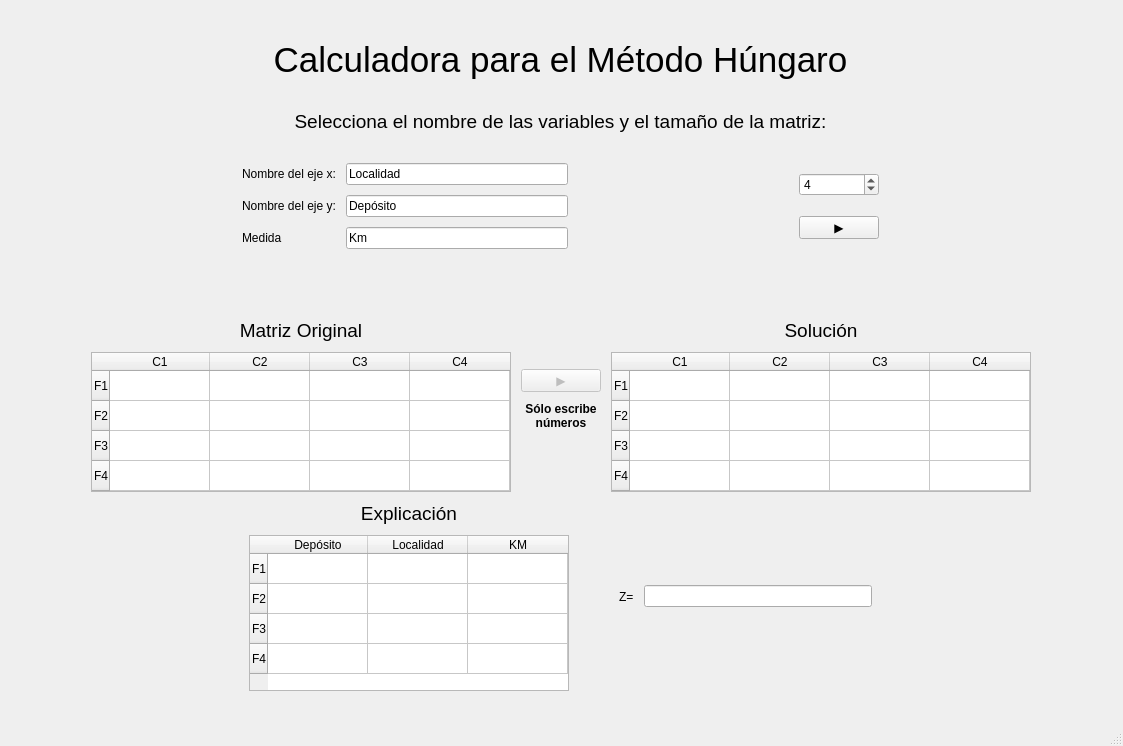
First picture: the form in hungaro.ui, repository m3f1s7o/hungaro, before the edit.
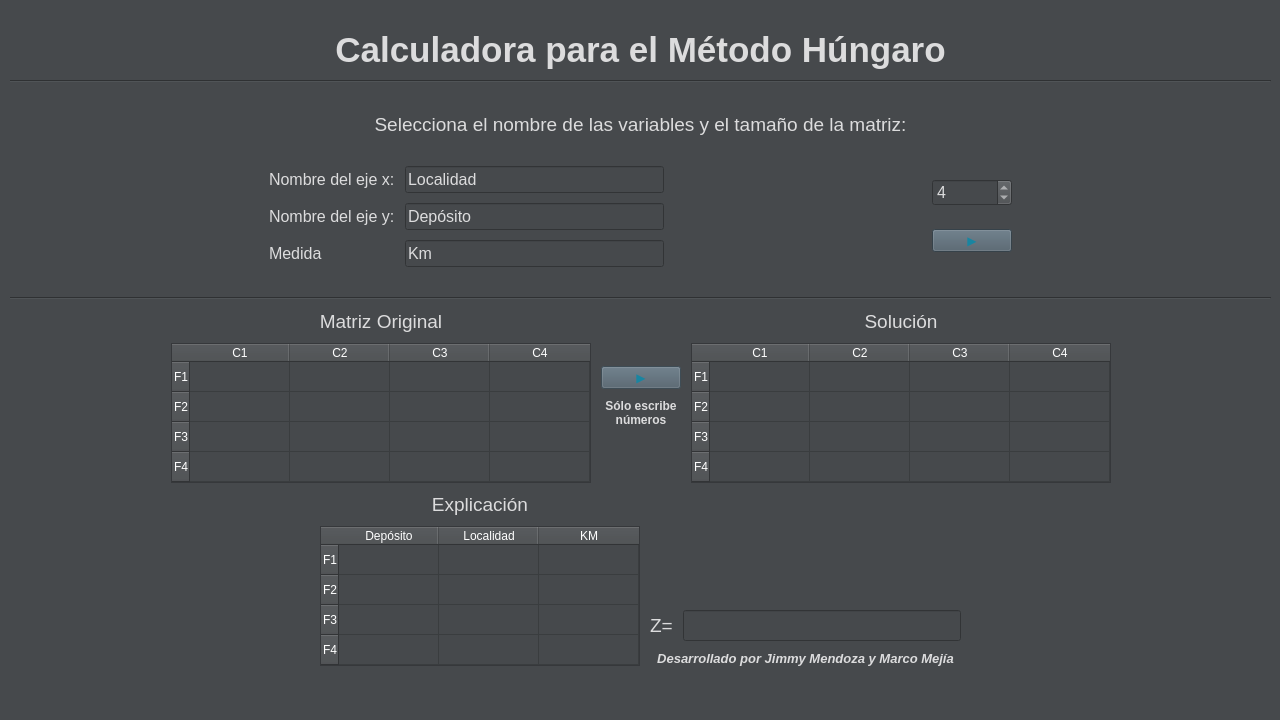
Second picture: the form after the edit.

Diff of the .ui file:
```diff
--- a/hungaro.ui
+++ b/hungaro.ui
@@ -2,25 +2,56 @@
 <ui version="4.0">
  <class>MainWindow</class>
  <widget class="QMainWindow" name="MainWindow">
+  <property name="enabled">
+   <bool>true</bool>
+  </property>
   <property name="geometry">
    <rect>
     <x>0</x>
     <y>0</y>
-    <width>1123</width>
-    <height>746</height>
+    <width>1280</width>
+    <height>720</height>
    </rect>
   </property>
+  <property name="sizePolicy">
+   <sizepolicy hsizetype="Fixed" vsizetype="Fixed">
+    <horstretch>0</horstretch>
+    <verstretch>0</verstretch>
+   </sizepolicy>
+  </property>
   <property name="windowTitle">
    <string>Húngaro Calculadora</string>
   </property>
+  <property name="windowOpacity">
+   <double>0.850000000000000</double>
+  </property>
+  <property name="styleSheet">
+   <string notr="true">background-color: rgb(70, 73, 76);
+color: rgb(220, 220, 221);</string>
+  </property>
   <widget class="QWidget" name="centralwidget">
+   <property name="sizePolicy">
+    <sizepolicy hsizetype="Fixed" vsizetype="Fixed">
+     <horstretch>0</horstretch>
+     <verstretch>0</verstretch>
+    </sizepolicy>
+   </property>
+   <property name="cursor">
+    <cursorShape>ArrowCursor</cursorShape>
+   </property>
+   <property name="autoFillBackground">
+    <bool>false</bool>
+   </property>
+   <property name="styleSheet">
+    <string notr="true"/>
+   </property>
    <widget class="QWidget" name="verticalLayoutWidget">
     <property name="geometry">
      <rect>
-      <x>10</x>
-      <y>10</y>
-      <width>1101</width>
-      <height>711</height>
+      <x>0</x>
+      <y>0</y>
+      <width>1281</width>
+      <height>721</height>
      </rect>
     </property>
     <layout class="QVBoxLayout" name="head_layout">
@@ -44,6 +75,8 @@
        <property name="font">
         <font>
          <pointsize>26</pointsize>
+         <weight>75</weight>
+         <bold>true</bold>
         </font>
        </property>
        <property name="text">
@@ -54,6 +87,13 @@
        </property>
       </widget>
      </item>
+     <item>
+      <widget class="Line" name="line">
+       <property name="orientation">
+        <enum>Qt::Horizontal</enum>
+       </property>
+      </widget>
+     </item>
      <item>
       <layout class="QVBoxLayout" name="body_layout">
        <property name="topMargin">
@@ -102,6 +142,11 @@
           <layout class="QVBoxLayout" name="verticalLayout_5">
            <item>
             <widget class="QLabel" name="label_4">
+             <property name="font">
+              <font>
+               <pointsize>12</pointsize>
+              </font>
+             </property>
              <property name="text">
               <string>Nombre del eje x:</string>
              </property>
@@ -109,6 +154,11 @@
            </item>
            <item>
             <widget class="QLabel" name="label_5">
+             <property name="font">
+              <font>
+               <pointsize>12</pointsize>
+              </font>
+             </property>
              <property name="text">
               <string>Nombre del eje y:</string>
              </property>
@@ -116,6 +166,11 @@
            </item>
            <item>
             <widget class="QLabel" name="label_7">
+             <property name="font">
+              <font>
+               <pointsize>12</pointsize>
+              </font>
+             </property>
              <property name="text">
               <string>Medida</string>
              </property>
@@ -127,6 +182,11 @@
           <layout class="QVBoxLayout" name="verticalLayout_6">
            <item>
             <widget class="QLineEdit" name="fieldEjeX">
+             <property name="font">
+              <font>
+               <pointsize>12</pointsize>
+              </font>
+             </property>
              <property name="text">
               <string>Localidad</string>
              </property>
@@ -134,6 +194,11 @@
            </item>
            <item>
             <widget class="QLineEdit" name="fieldEjeY">
+             <property name="font">
+              <font>
+               <pointsize>12</pointsize>
+              </font>
+             </property>
              <property name="text">
               <string>Depósito</string>
              </property>
@@ -141,6 +206,11 @@
            </item>
            <item>
             <widget class="QLineEdit" name="fieldMedida">
+             <property name="font">
+              <font>
+               <pointsize>12</pointsize>
+              </font>
+             </property>
              <property name="text">
               <string>Km</string>
              </property>
@@ -165,6 +235,11 @@
           <layout class="QVBoxLayout" name="verticalLayout_2">
            <item>
             <widget class="QSpinBox" name="spinMatriz">
+             <property name="font">
+              <font>
+               <pointsize>12</pointsize>
+              </font>
+             </property>
              <property name="value">
               <number>4</number>
              </property>
@@ -172,6 +247,10 @@
            </item>
            <item>
             <widget class="QPushButton" name="botonCrear">
+             <property name="styleSheet">
+              <string notr="true">background-color: rgb(76, 92, 104);
+color: rgb(25, 133, 161);</string>
+             </property>
              <property name="text">
               <string>▶</string>
              </property>
@@ -194,6 +273,13 @@
          </item>
         </layout>
        </item>
+       <item>
+        <widget class="Line" name="line_2">
+         <property name="orientation">
+          <enum>Qt::Horizontal</enum>
+         </property>
+        </widget>
+       </item>
        <item>
         <layout class="QHBoxLayout" name="table_layout">
          <item>
@@ -214,19 +300,6 @@
          </item>
          <item>
           <layout class="QVBoxLayout" name="verticalLayout">
-           <item>
-            <spacer name="verticalSpacer_9">
-             <property name="orientation">
-              <enum>Qt::Vertical</enum>
-             </property>
-             <property name="sizeHint" stdset="0">
-              <size>
-               <width>20</width>
-               <height>40</height>
-              </size>
-             </property>
-            </spacer>
-           </item>
            <item>
             <widget class="QLabel" name="label_3">
              <property name="font">
@@ -245,7 +318,7 @@
            <item>
             <widget class="QTableWidget" name="tablaOriginal">
              <property name="sizePolicy">
-              <sizepolicy hsizetype="Expanding" vsizetype="Minimum">
+              <sizepolicy hsizetype="Expanding" vsizetype="MinimumExpanding">
                <horstretch>0</horstretch>
                <verstretch>0</verstretch>
               </sizepolicy>
@@ -259,6 +332,9 @@
              <property name="autoFillBackground">
               <bool>false</bool>
              </property>
+             <property name="styleSheet">
+              <string notr="true">color: rgb(255, 255, 255);</string>
+             </property>
              <property name="verticalScrollBarPolicy">
               <enum>Qt::ScrollBarAlwaysOff</enum>
              </property>
@@ -320,12 +396,12 @@
               <enum>Qt::Vertical</enum>
              </property>
              <property name="sizeType">
-              <enum>QSizePolicy::Fixed</enum>
+              <enum>QSizePolicy::MinimumExpanding</enum>
              </property>
              <property name="sizeHint" stdset="0">
               <size>
                <width>20</width>
-               <height>90</height>
+               <height>40</height>
               </size>
              </property>
             </spacer>
@@ -335,6 +411,10 @@
              <property name="enabled">
               <bool>false</bool>
              </property>
+             <property name="styleSheet">
+              <string notr="true">background-color: rgb(76, 92, 104);
+color: rgb(25, 133, 161);</string>
+             </property>
              <property name="text">
               <string>▶</string>
              </property>
@@ -391,19 +471,6 @@
          </item>
          <item>
           <layout class="QVBoxLayout" name="verticalLayout_3">
-           <item>
-            <spacer name="verticalSpacer_10">
-             <property name="orientation">
-              <enum>Qt::Vertical</enum>
-             </property>
-             <property name="sizeHint" stdset="0">
-              <size>
-               <width>20</width>
-               <height>40</height>
-              </size>
-             </property>
-            </spacer>
-           </item>
            <item>
             <widget class="QLabel" name="label">
              <property name="font">
@@ -421,6 +488,15 @@
            </item>
            <item>
             <widget class="QTableWidget" name="tablaSolucion">
+             <property name="sizePolicy">
+              <sizepolicy hsizetype="Expanding" vsizetype="MinimumExpanding">
+               <horstretch>0</horstretch>
+               <verstretch>0</verstretch>
+              </sizepolicy>
+             </property>
+             <property name="styleSheet">
+              <string notr="true">color: rgb(255, 255, 255);</string>
+             </property>
              <property name="verticalScrollBarPolicy">
               <enum>Qt::ScrollBarAlwaysOff</enum>
              </property>
@@ -526,6 +602,15 @@
            </item>
            <item>
             <widget class="QTableWidget" name="tablaExplicacion">
+             <property name="sizePolicy">
+              <sizepolicy hsizetype="Expanding" vsizetype="MinimumExpanding">
+               <horstretch>0</horstretch>
+               <verstretch>0</verstretch>
+              </sizepolicy>
+             </property>
+             <property name="styleSheet">
+              <string notr="true">color: rgb(255, 255, 255);</string>
+             </property>
              <property name="verticalScrollBarPolicy">
               <enum>Qt::ScrollBarAlwaysOff</enum>
              </property>
@@ -575,30 +660,67 @@
           </layout>
          </item>
          <item>
-          <spacer name="horizontalSpacer_8">
-           <property name="orientation">
-            <enum>Qt::Horizontal</enum>
-           </property>
-           <property name="sizeType">
-            <enum>QSizePolicy::Minimum</enum>
-           </property>
-           <property name="sizeHint" stdset="0">
-            <size>
-             <width>40</width>
-             <height>20</height>
-            </size>
-           </property>
-          </spacer>
-         </item>
-         <item>
-          <widget class="QLabel" name="label_6">
-           <property name="text">
-            <string>Z=</string>
-           </property>
-          </widget>
-         </item>
-         <item>
-          <widget class="QLineEdit" name="fieldZ"/>
+          <layout class="QVBoxLayout" name="verticalLayout_8">
+           <item>
+            <spacer name="verticalSpacer_4">
+             <property name="orientation">
+              <enum>Qt::Vertical</enum>
+             </property>
+             <property name="sizeHint" stdset="0">
+              <size>
+               <width>20</width>
+               <height>40</height>
+              </size>
+             </property>
+            </spacer>
+           </item>
+           <item>
+            <layout class="QHBoxLayout" name="horizontalLayout">
+             <item>
+              <widget class="QLabel" name="label_6">
+               <property name="font">
+                <font>
+                 <pointsize>14</pointsize>
+                </font>
+               </property>
+               <property name="text">
+                <string>Z=</string>
+               </property>
+              </widget>
+             </item>
+             <item>
+              <widget class="QLineEdit" name="fieldZ">
+               <property name="font">
+                <font>
+                 <pointsize>14</pointsize>
+                </font>
+               </property>
+              </widget>
+             </item>
+            </layout>
+           </item>
+           <item>
+            <widget class="QLabel" name="labelCreditos">
+             <property name="font">
+              <font>
+               <pointsize>10</pointsize>
+               <weight>75</weight>
+               <italic>true</italic>
+               <bold>true</bold>
+              </font>
+             </property>
+             <property name="text">
+              <string>Desarrollado por Jimmy Mendoza y Marco Mejía</string>
+             </property>
+             <property name="alignment">
+              <set>Qt::AlignCenter</set>
+             </property>
+             <property name="wordWrap">
+              <bool>true</bool>
+             </property>
+            </widget>
+           </item>
+          </layout>
          </item>
          <item>
           <spacer name="horizontalSpacer_7">
@@ -615,12 +737,24 @@
          </item>
         </layout>
        </item>
+       <item>
+        <spacer name="verticalSpacer">
+         <property name="orientation">
+          <enum>Qt::Vertical</enum>
+         </property>
+         <property name="sizeHint" stdset="0">
+          <size>
+           <width>20</width>
+           <height>40</height>
+          </size>
+         </property>
+        </spacer>
+       </item>
       </layout>
      </item>
     </layout>
    </widget>
   </widget>
-  <widget class="QStatusBar" name="statusbar"/>
  </widget>
  <resources/>
  <connections/>
```
Left out of the diff: 4 changed lines with no effect on the pictures.
